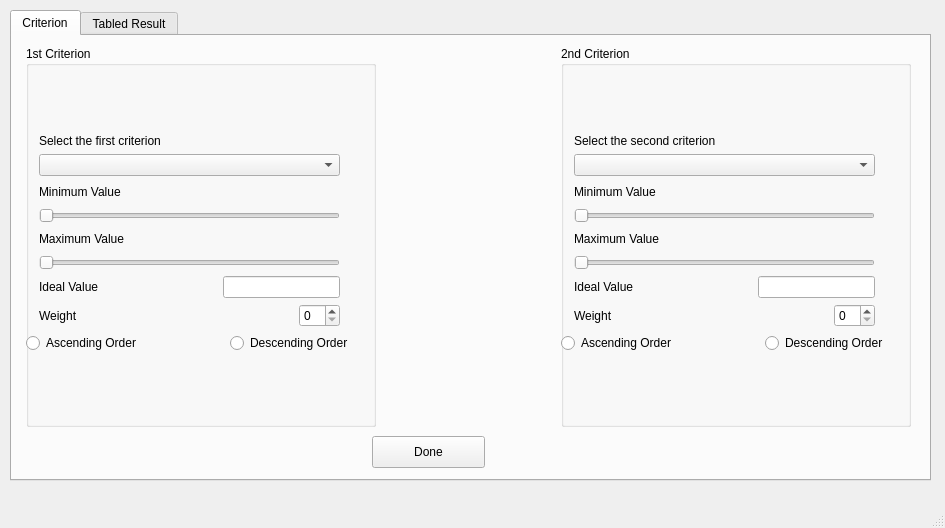
Before: the Qt Designer form InterfaceUI.ui in SeungsuKim/Interlayer-Noise-DSS, drawn with Qt 5.
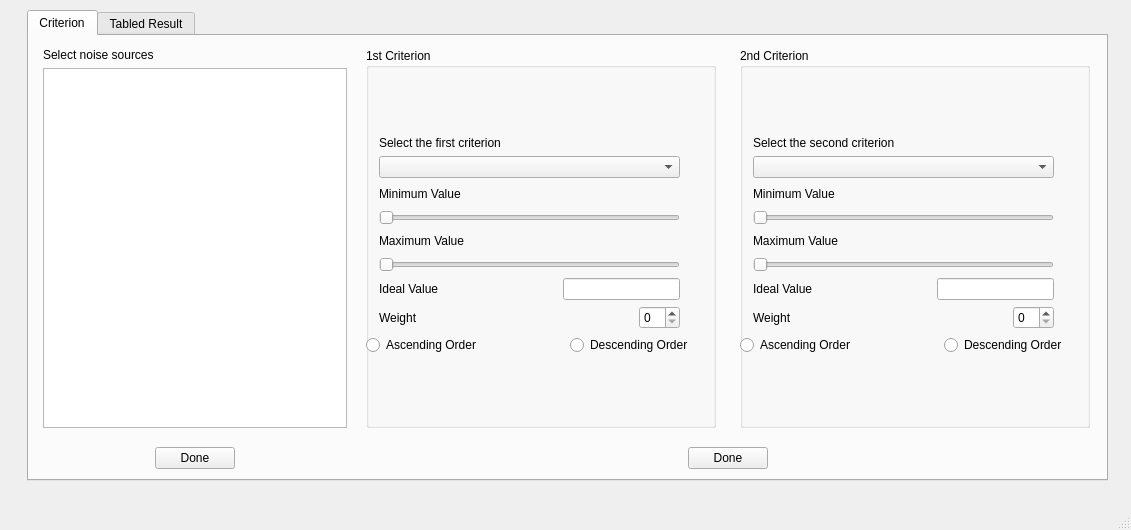
After: the same form once the commit is applied.

Commit message: Do checked list

The edit to the form file:
```diff
--- a/InterfaceUI.ui
+++ b/InterfaceUI.ui
@@ -6,42 +6,23 @@
    <rect>
     <x>0</x>
     <y>0</y>
-    <width>945</width>
-    <height>528</height>
+    <width>1131</width>
+    <height>530</height>
    </rect>
   </property>
   <property name="windowTitle">
    <string>MainWindow</string>
   </property>
   <widget class="QWidget" name="centralwidget">
-   <widget class="QWidget" name="">
-    <property name="geometry">
-     <rect>
-      <x>0</x>
-      <y>10</y>
-      <width>941</width>
-      <height>471</height>
-     </rect>
-    </property>
-    <layout class="QHBoxLayout" name="horizontalLayout_12">
-     <item>
-      <spacer name="horizontalSpacer_34">
-       <property name="orientation">
-        <enum>Qt::Horizontal</enum>
-       </property>
-       <property name="sizeType">
-        <enum>QSizePolicy::Minimum</enum>
-       </property>
-       <property name="sizeHint" stdset="0">
-        <size>
-         <width>10</width>
-         <height>20</height>
-        </size>
-       </property>
-      </spacer>
-     </item>
-     <item>
       <widget class="QTabWidget" name="tabWidget">
+    <property name="geometry">
+     <rect>
+      <x>27</x>
+      <y>10</y>
+      <width>1081</width>
+      <height>471</height>
+     </rect>
+    </property>
        <property name="currentIndex">
         <number>0</number>
        </property>
@@ -49,30 +30,84 @@
         <attribute name="title">
          <string>Criterion</string>
         </attribute>
-        <widget class="QPushButton" name="pushButtonDone">
+     <widget class="QWidget" name="">
          <property name="geometry">
           <rect>
-           <x>360</x>
-           <y>400</y>
-           <width>113</width>
-           <height>32</height>
-          </rect>
-         </property>
+        <x>14</x>
+        <y>12</y>
+        <width>1047</width>
+        <height>421</height>
+       </rect>
+      </property>
+      <layout class="QHBoxLayout" name="horizontalLayout_12">
+       <item>
+        <layout class="QVBoxLayout" name="verticalLayout_9">
+         <item>
+          <widget class="QLabel" name="labelSource">
          <property name="text">
-          <string>Done</string>
-         </property>
-        </widget>
-        <widget class="QWidget" name="">
-         <property name="geometry">
-          <rect>
-           <x>1</x>
-           <y>10</y>
-           <width>911</width>
-           <height>381</height>
-          </rect>
-         </property>
+            <string>Select noise sources</string>
+           </property>
+          </widget>
+         </item>
+         <item>
+          <widget class="QListView" name="listViewSource"/>
+         </item>
+         <item>
+          <spacer name="verticalSpacer_5">
+           <property name="orientation">
+            <enum>Qt::Vertical</enum>
+           </property>
+           <property name="sizeType">
+            <enum>QSizePolicy::Minimum</enum>
+           </property>
+           <property name="sizeHint" stdset="0">
+            <size>
+             <width>20</width>
+             <height>13</height>
+            </size>
+           </property>
+          </spacer>
+         </item>
+         <item>
          <layout class="QHBoxLayout" name="horizontalLayout_11">
           <item>
+            <spacer name="horizontalSpacer_36">
+             <property name="orientation">
+              <enum>Qt::Horizontal</enum>
+             </property>
+             <property name="sizeHint" stdset="0">
+              <size>
+               <width>40</width>
+               <height>20</height>
+              </size>
+             </property>
+            </spacer>
+           </item>
+           <item>
+            <widget class="QPushButton" name="pushButtonSourceDone">
+             <property name="text">
+              <string>Done</string>
+             </property>
+            </widget>
+           </item>
+           <item>
+            <spacer name="horizontalSpacer_37">
+             <property name="orientation">
+              <enum>Qt::Horizontal</enum>
+             </property>
+             <property name="sizeHint" stdset="0">
+              <size>
+               <width>40</width>
+               <height>20</height>
+              </size>
+             </property>
+            </spacer>
+           </item>
+          </layout>
+         </item>
+        </layout>
+       </item>
+       <item>
            <spacer name="horizontalSpacer_33">
             <property name="orientation">
              <enum>Qt::Horizontal</enum>
@@ -89,7 +124,17 @@
            </spacer>
           </item>
           <item>
+        <layout class="QVBoxLayout" name="verticalLayout_10">
+         <item>
+          <layout class="QHBoxLayout" name="horizontalLayout_14">
+           <item>
            <widget class="QGroupBox" name="groupBoxFirstCriterion">
+             <property name="sizePolicy">
+              <sizepolicy hsizetype="Preferred" vsizetype="Expanding">
+               <horstretch>0</horstretch>
+               <verstretch>0</verstretch>
+              </sizepolicy>
+             </property>
             <property name="minimumSize">
              <size>
               <width>350</width>
@@ -99,7 +144,7 @@
             <property name="title">
              <string>1st Criterion</string>
             </property>
-            <widget class="QWidget" name="">
+             <widget class="QWidget" name="layoutWidget">
              <property name="geometry">
               <rect>
                <x>0</x>
@@ -540,7 +585,7 @@
             </property>
             <property name="sizeHint" stdset="0">
              <size>
-              <width>40</width>
+               <width>18</width>
               <height>20</height>
              </size>
             </property>
@@ -548,6 +593,12 @@
           </item>
           <item>
            <widget class="QGroupBox" name="groupBoxSecondCriterion">
+             <property name="sizePolicy">
+              <sizepolicy hsizetype="Preferred" vsizetype="Expanding">
+               <horstretch>0</horstretch>
+               <verstretch>0</verstretch>
+              </sizepolicy>
+             </property>
             <property name="minimumSize">
              <size>
               <width>350</width>
@@ -988,21 +1039,74 @@
             </widget>
            </widget>
           </item>
+          </layout>
+         </item>
           <item>
-           <spacer name="horizontalSpacer_31">
+          <spacer name="verticalSpacer_6">
             <property name="orientation">
+            <enum>Qt::Vertical</enum>
+           </property>
+           <property name="sizeType">
+            <enum>QSizePolicy::Fixed</enum>
+           </property>
+           <property name="sizeHint" stdset="0">
+            <size>
+             <width>20</width>
+             <height>13</height>
+            </size>
+           </property>
+          </spacer>
+         </item>
+         <item>
+          <layout class="QHBoxLayout" name="horizontalLayout_13">
+           <item>
+            <spacer name="horizontalSpacer_38">
+             <property name="orientation">
              <enum>Qt::Horizontal</enum>
             </property>
             <property name="sizeType">
-             <enum>QSizePolicy::Minimum</enum>
+              <enum>QSizePolicy::Expanding</enum>
             </property>
             <property name="sizeHint" stdset="0">
              <size>
-              <width>13</width>
+               <width>40</width>
               <height>20</height>
              </size>
             </property>
            </spacer>
+           </item>
+           <item>
+            <widget class="QPushButton" name="pushButtonCriterionDone">
+             <property name="sizePolicy">
+              <sizepolicy hsizetype="Fixed" vsizetype="Fixed">
+               <horstretch>0</horstretch>
+               <verstretch>0</verstretch>
+              </sizepolicy>
+             </property>
+             <property name="text">
+              <string>Done</string>
+             </property>
+            </widget>
+           </item>
+           <item>
+            <spacer name="horizontalSpacer_39">
+             <property name="orientation">
+              <enum>Qt::Horizontal</enum>
+             </property>
+             <property name="sizeType">
+              <enum>QSizePolicy::Expanding</enum>
+             </property>
+             <property name="sizeHint" stdset="0">
+              <size>
+               <width>40</width>
+               <height>20</height>
+              </size>
+             </property>
+            </spacer>
+           </item>
+          </layout>
+         </item>
+        </layout>
           </item>
          </layout>
         </widget>
@@ -1023,25 +1127,6 @@
         </widget>
        </widget>
       </widget>
-     </item>
-     <item>
-      <spacer name="horizontalSpacer_35">
-       <property name="orientation">
-        <enum>Qt::Horizontal</enum>
-       </property>
-       <property name="sizeType">
-        <enum>QSizePolicy::Minimum</enum>
-       </property>
-       <property name="sizeHint" stdset="0">
-        <size>
-         <width>10</width>
-         <height>20</height>
-        </size>
-       </property>
-      </spacer>
-     </item>
-    </layout>
-   </widget>
   </widget>
   <widget class="QMenuBar" name="menubar">
    <property name="geometry">
```
Left out of the diff: 4 changed lines with no effect on the pictures. Lines whose indentation alone changed are shown as unchanged. The commit also changes 5 other files.
